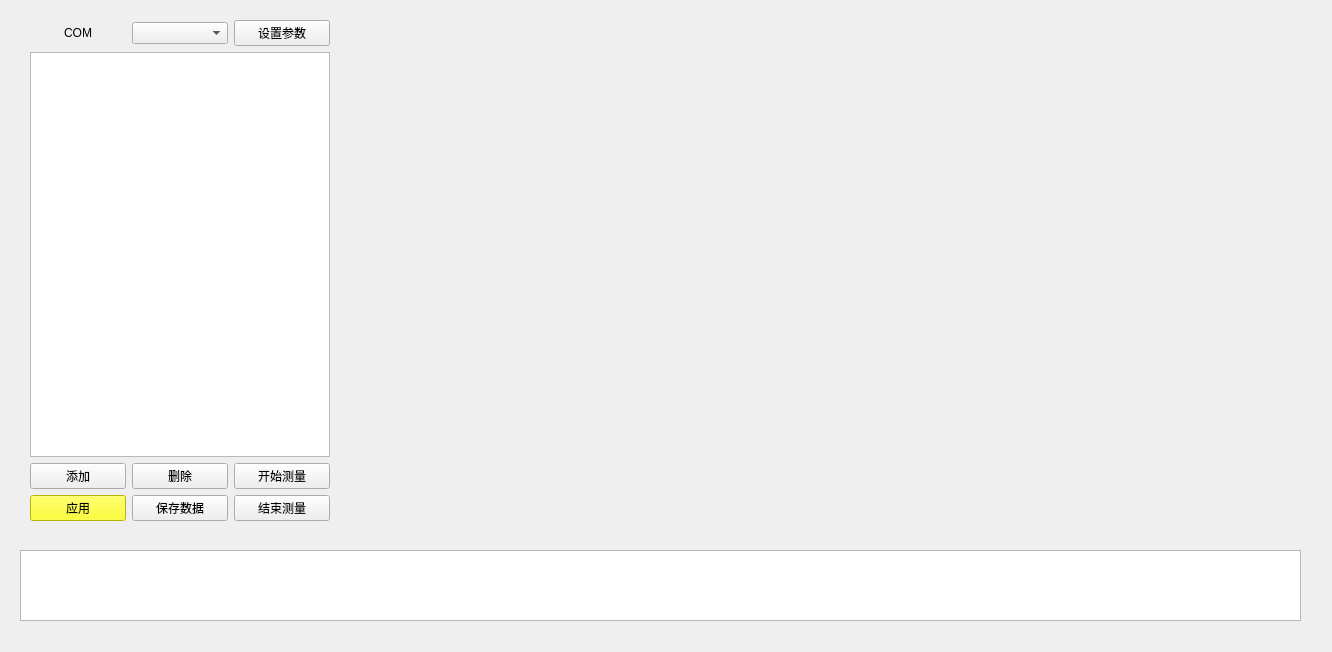
This is TZD.ui in AaronGe88/TZD as Qt 5 draws it before an edit. The edited form follows.
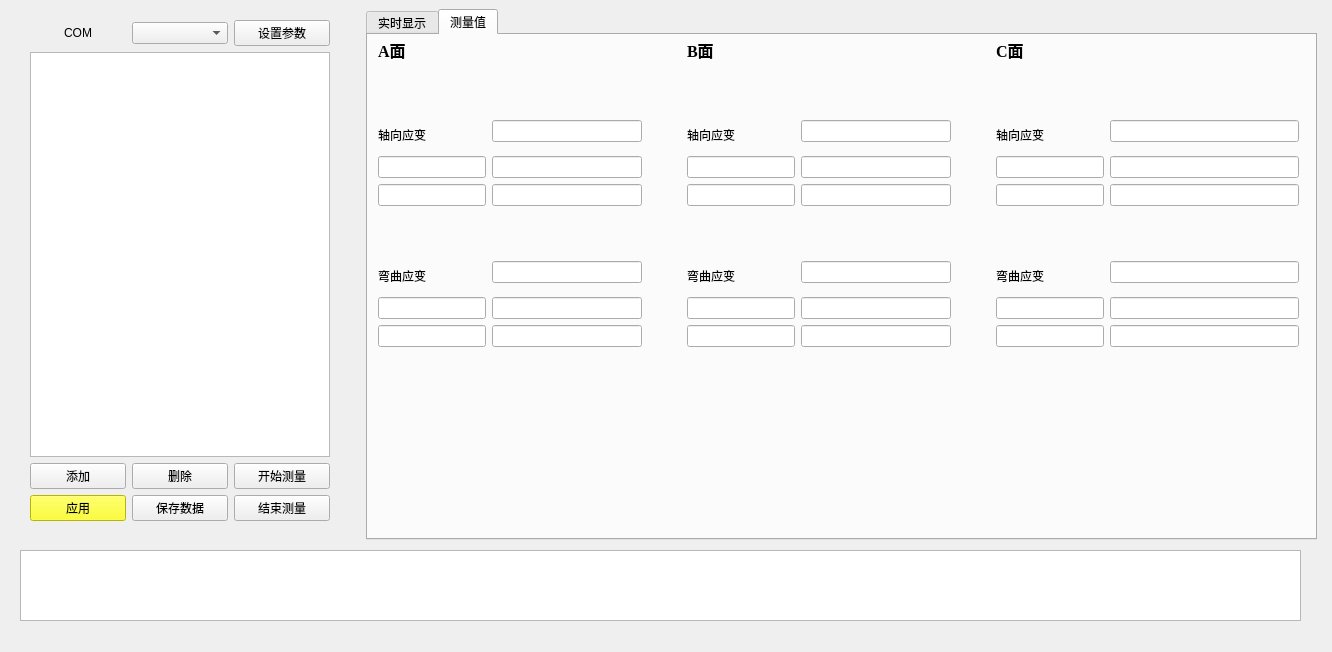
This is the edited form. Custom widgets are drawn as their Qt base class.

The edit to the form file:
```diff
--- a/TZD.ui
+++ b/TZD.ui
@@ -127,20 +127,17 @@
     </rect>
    </property>
   </widget>
-  <widget class="StrainPlotWidget" name="widget_strain" native="true">
+  <widget class="QTabWidget" name="tabWidget">
    <property name="geometry">
     <rect>
-     <x>350</x>
-     <y>10</y>
+     <x>366</x>
+     <y>9</y>
      <width>951</width>
      <height>531</height>
     </rect>
    </property>
-   <property name="minimumSize">
-    <size>
-     <width>800</width>
-     <height>0</height>
-    </size>
+   <property name="autoFillBackground">
+    <bool>true</bool>
    </property>
    <property name="maximumSize">
     <size>
@@ -148,9 +145,874 @@
      <height>16777215</height>
     </size>
    </property>
-   <property name="whatsThis">
-    <string>&lt;html&gt;&lt;head/&gt;&lt;body&gt;&lt;p&gt;开始测量过程前先点击应用确认测量数据&lt;/p&gt;&lt;/body&gt;&lt;/html&gt;</string>
-   </property>
+   <widget class="QWidget" name="tab">
+    <attribute name="title">
+     <string>实时显示</string>
+    </attribute>
+    <widget class="StrainPlotWidget" name="widget_strain" native="true">
+     <property name="geometry">
+      <rect>
+       <x>10</x>
+       <y>0</y>
+       <width>931</width>
+       <height>491</height>
+      </rect>
+     </property>
+     <property name="minimumSize">
+      <size>
+       <width>800</width>
+       <height>0</height>
+      </size>
+     </property>
+     <property name="maximumSize">
+      <size>
+       <width>1000</width>
+       <height>16777215</height>
+      </size>
+     </property>
+     <property name="whatsThis">
+      <string>&lt;html&gt;&lt;head/&gt;&lt;body&gt;&lt;p&gt;开始测量过程前先点击应用确认测量数据&lt;/p&gt;&lt;/body&gt;&lt;/html&gt;</string>
+     </property>
+    </widget>
+   </widget>
+   <widget class="QWidget" name="tab_2">
+    <attribute name="title">
+     <string>测量值</string>
+    </attribute>
+    <widget class="QWidget" name="horizontalLayoutWidget">
+     <property name="geometry">
+      <rect>
+       <x>10</x>
+       <y>0</y>
+       <width>921</width>
+       <height>361</height>
+      </rect>
+     </property>
+     <layout class="QHBoxLayout" name="horizontalLayout_2">
+      <item>
+       <layout class="QFormLayout" name="formLayout">
+        <item row="0" column="0">
+         <widget class="QLabel" name="label_2">
+          <property name="minimumSize">
+           <size>
+            <width>50</width>
+            <height>30</height>
+           </size>
+          </property>
+          <property name="font">
+           <font>
+            <family>Times New Roman</family>
+            <pointsize>12</pointsize>
+            <weight>75</weight>
+            <bold>true</bold>
+           </font>
+          </property>
+          <property name="text">
+           <string>A面</string>
+          </property>
+         </widget>
+        </item>
+        <item row="1" column="0">
+         <spacer name="verticalSpacer">
+          <property name="orientation">
+           <enum>Qt::Vertical</enum>
+          </property>
+          <property name="sizeHint" stdset="0">
+           <size>
+            <width>20</width>
+            <height>40</height>
+           </size>
+          </property>
+         </spacer>
+        </item>
+        <item row="1" column="1">
+         <spacer name="verticalSpacer_2">
+          <property name="orientation">
+           <enum>Qt::Vertical</enum>
+          </property>
+          <property name="sizeHint" stdset="0">
+           <size>
+            <width>20</width>
+            <height>40</height>
+           </size>
+          </property>
+         </spacer>
+        </item>
+        <item row="2" column="0">
+         <widget class="QLabel" name="label_3">
+          <property name="minimumSize">
+           <size>
+            <width>50</width>
+            <height>30</height>
+           </size>
+          </property>
+          <property name="text">
+           <string>轴向应变</string>
+          </property>
+         </widget>
+        </item>
+        <item row="2" column="1">
+         <widget class="QLineEdit" name="lineEdit_A_A">
+          <property name="minimumSize">
+           <size>
+            <width>50</width>
+            <height>0</height>
+           </size>
+          </property>
+          <property name="maximumSize">
+           <size>
+            <width>150</width>
+            <height>16777215</height>
+           </size>
+          </property>
+         </widget>
+        </item>
+        <item row="4" column="0">
+         <widget class="QLineEdit" name="lineEdit_A_A0">
+          <property name="minimumSize">
+           <size>
+            <width>50</width>
+            <height>0</height>
+           </size>
+          </property>
+          <property name="maximumSize">
+           <size>
+            <width>500</width>
+            <height>30</height>
+           </size>
+          </property>
+         </widget>
+        </item>
+        <item row="4" column="1">
+         <widget class="QLineEdit" name="lineEdit_A_A1">
+          <property name="minimumSize">
+           <size>
+            <width>50</width>
+            <height>0</height>
+           </size>
+          </property>
+          <property name="maximumSize">
+           <size>
+            <width>150</width>
+            <height>16777215</height>
+           </size>
+          </property>
+         </widget>
+        </item>
+        <item row="5" column="0">
+         <widget class="QLineEdit" name="lineEdit_A_A2">
+          <property name="minimumSize">
+           <size>
+            <width>50</width>
+            <height>0</height>
+           </size>
+          </property>
+          <property name="maximumSize">
+           <size>
+            <width>500</width>
+            <height>16777215</height>
+           </size>
+          </property>
+         </widget>
+        </item>
+        <item row="5" column="1">
+         <widget class="QLineEdit" name="lineEdit_A_A3">
+          <property name="minimumSize">
+           <size>
+            <width>50</width>
+            <height>0</height>
+           </size>
+          </property>
+          <property name="maximumSize">
+           <size>
+            <width>150</width>
+            <height>16777215</height>
+           </size>
+          </property>
+         </widget>
+        </item>
+        <item row="6" column="0">
+         <spacer name="verticalSpacer_3">
+          <property name="orientation">
+           <enum>Qt::Vertical</enum>
+          </property>
+          <property name="sizeHint" stdset="0">
+           <size>
+            <width>20</width>
+            <height>40</height>
+           </size>
+          </property>
+         </spacer>
+        </item>
+        <item row="6" column="1">
+         <spacer name="verticalSpacer_4">
+          <property name="orientation">
+           <enum>Qt::Vertical</enum>
+          </property>
+          <property name="sizeHint" stdset="0">
+           <size>
+            <width>20</width>
+            <height>40</height>
+           </size>
+          </property>
+         </spacer>
+        </item>
+        <item row="7" column="0">
+         <widget class="QLabel" name="label_4">
+          <property name="minimumSize">
+           <size>
+            <width>50</width>
+            <height>30</height>
+           </size>
+          </property>
+          <property name="text">
+           <string>弯曲应变</string>
+          </property>
+         </widget>
+        </item>
+        <item row="7" column="1">
+         <widget class="QLineEdit" name="lineEdit_A_B">
+          <property name="minimumSize">
+           <size>
+            <width>50</width>
+            <height>0</height>
+           </size>
+          </property>
+          <property name="maximumSize">
+           <size>
+            <width>150</width>
+            <height>16777215</height>
+           </size>
+          </property>
+         </widget>
+        </item>
+        <item row="8" column="0">
+         <widget class="QLineEdit" name="lineEdit_A_B0">
+          <property name="minimumSize">
+           <size>
+            <width>50</width>
+            <height>0</height>
+           </size>
+          </property>
+          <property name="maximumSize">
+           <size>
+            <width>500</width>
+            <height>30</height>
+           </size>
+          </property>
+         </widget>
+        </item>
+        <item row="8" column="1">
+         <widget class="QLineEdit" name="lineEdit_A_B1">
+          <property name="minimumSize">
+           <size>
+            <width>50</width>
+            <height>0</height>
+           </size>
+          </property>
+          <property name="maximumSize">
+           <size>
+            <width>150</width>
+            <height>16777215</height>
+           </size>
+          </property>
+         </widget>
+        </item>
+        <item row="9" column="0">
+         <widget class="QLineEdit" name="lineEdit_A_B2">
+          <property name="minimumSize">
+           <size>
+            <width>50</width>
+            <height>0</height>
+           </size>
+          </property>
+         </widget>
+        </item>
+        <item row="9" column="1">
+         <widget class="QLineEdit" name="lineEdit_A_B3">
+          <property name="minimumSize">
+           <size>
+            <width>50</width>
+            <height>0</height>
+           </size>
+          </property>
+          <property name="maximumSize">
+           <size>
+            <width>150</width>
+            <height>16777215</height>
+           </size>
+          </property>
+         </widget>
+        </item>
+        <item row="10" column="0">
+         <spacer name="verticalSpacer_5">
+          <property name="orientation">
+           <enum>Qt::Vertical</enum>
+          </property>
+          <property name="sizeHint" stdset="0">
+           <size>
+            <width>20</width>
+            <height>40</height>
+           </size>
+          </property>
+         </spacer>
+        </item>
+        <item row="10" column="1">
+         <spacer name="verticalSpacer_6">
+          <property name="orientation">
+           <enum>Qt::Vertical</enum>
+          </property>
+          <property name="sizeHint" stdset="0">
+           <size>
+            <width>20</width>
+            <height>40</height>
+           </size>
+          </property>
+         </spacer>
+        </item>
+       </layout>
+      </item>
+      <item>
+       <layout class="QFormLayout" name="formLayout_2">
+        <item row="0" column="0">
+         <widget class="QLabel" name="label_5">
+          <property name="minimumSize">
+           <size>
+            <width>50</width>
+            <height>30</height>
+           </size>
+          </property>
+          <property name="font">
+           <font>
+            <family>Times New Roman</family>
+            <pointsize>12</pointsize>
+            <weight>75</weight>
+            <bold>true</bold>
+           </font>
+          </property>
+          <property name="text">
+           <string>B面</string>
+          </property>
+         </widget>
+        </item>
+        <item row="1" column="0">
+         <spacer name="verticalSpacer_7">
+          <property name="orientation">
+           <enum>Qt::Vertical</enum>
+          </property>
+          <property name="sizeHint" stdset="0">
+           <size>
+            <width>20</width>
+            <height>40</height>
+           </size>
+          </property>
+         </spacer>
+        </item>
+        <item row="1" column="1">
+         <spacer name="verticalSpacer_12">
+          <property name="orientation">
+           <enum>Qt::Vertical</enum>
+          </property>
+          <property name="sizeHint" stdset="0">
+           <size>
+            <width>20</width>
+            <height>40</height>
+           </size>
+          </property>
+         </spacer>
+        </item>
+        <item row="2" column="0">
+         <widget class="QLabel" name="label_6">
+          <property name="minimumSize">
+           <size>
+            <width>50</width>
+            <height>30</height>
+           </size>
+          </property>
+          <property name="text">
+           <string>轴向应变</string>
+          </property>
+         </widget>
+        </item>
+        <item row="2" column="1">
+         <widget class="QLineEdit" name="lineEdit_B_A">
+          <property name="minimumSize">
+           <size>
+            <width>50</width>
+            <height>0</height>
+           </size>
+          </property>
+          <property name="maximumSize">
+           <size>
+            <width>150</width>
+            <height>16777215</height>
+           </size>
+          </property>
+         </widget>
+        </item>
+        <item row="4" column="0">
+         <widget class="QLineEdit" name="lineEdit_B_A0">
+          <property name="minimumSize">
+           <size>
+            <width>50</width>
+            <height>0</height>
+           </size>
+          </property>
+          <property name="maximumSize">
+           <size>
+            <width>500</width>
+            <height>30</height>
+           </size>
+          </property>
+         </widget>
+        </item>
+        <item row="4" column="1">
+         <widget class="QLineEdit" name="lineEdit_B_A1">
+          <property name="minimumSize">
+           <size>
+            <width>50</width>
+            <height>0</height>
+           </size>
+          </property>
+          <property name="maximumSize">
+           <size>
+            <width>150</width>
+            <height>16777215</height>
+           </size>
+          </property>
+         </widget>
+        </item>
+        <item row="5" column="0">
+         <widget class="QLineEdit" name="lineEdit_B_A2">
+          <property name="minimumSize">
+           <size>
+            <width>50</width>
+            <height>0</height>
+           </size>
+          </property>
+          <property name="maximumSize">
+           <size>
+            <width>500</width>
+            <height>16777215</height>
+           </size>
+          </property>
+         </widget>
+        </item>
+        <item row="5" column="1">
+         <widget class="QLineEdit" name="lineEdit_B_A3">
+          <property name="minimumSize">
+           <size>
+            <width>50</width>
+            <height>0</height>
+           </size>
+          </property>
+          <property name="maximumSize">
+           <size>
+            <width>150</width>
+            <height>16777215</height>
+           </size>
+          </property>
+         </widget>
+        </item>
+        <item row="6" column="0">
+         <spacer name="verticalSpacer_8">
+          <property name="orientation">
+           <enum>Qt::Vertical</enum>
+          </property>
+          <property name="sizeHint" stdset="0">
+           <size>
+            <width>20</width>
+            <height>40</height>
+           </size>
+          </property>
+         </spacer>
+        </item>
+        <item row="6" column="1">
+         <spacer name="verticalSpacer_9">
+          <property name="orientation">
+           <enum>Qt::Vertical</enum>
+          </property>
+          <property name="sizeHint" stdset="0">
+           <size>
+            <width>20</width>
+            <height>40</height>
+           </size>
+          </property>
+         </spacer>
+        </item>
+        <item row="7" column="0">
+         <widget class="QLabel" name="label_7">
+          <property name="minimumSize">
+           <size>
+            <width>50</width>
+            <height>30</height>
+           </size>
+          </property>
+          <property name="text">
+           <string>弯曲应变</string>
+          </property>
+         </widget>
+        </item>
+        <item row="7" column="1">
+         <widget class="QLineEdit" name="lineEdit_B_B">
+          <property name="minimumSize">
+           <size>
+            <width>50</width>
+            <height>0</height>
+           </size>
+          </property>
+          <property name="maximumSize">
+           <size>
+            <width>150</width>
+            <height>16777215</height>
+           </size>
+          </property>
+         </widget>
+        </item>
+        <item row="8" column="0">
+         <widget class="QLineEdit" name="lineEdit_B_B0">
+          <property name="minimumSize">
+           <size>
+            <width>50</width>
+            <height>0</height>
+           </size>
+          </property>
+          <property name="maximumSize">
+           <size>
+            <width>500</width>
+            <height>30</height>
+           </size>
+          </property>
+         </widget>
+        </item>
+        <item row="8" column="1">
+         <widget class="QLineEdit" name="lineEdit_B_B1">
+          <property name="minimumSize">
+           <size>
+            <width>50</width>
+            <height>0</height>
+           </size>
+          </property>
+          <property name="maximumSize">
+           <size>
+            <width>150</width>
+            <height>16777215</height>
+           </size>
+          </property>
+         </widget>
+        </item>
+        <item row="9" column="0">
+         <widget class="QLineEdit" name="lineEdit_B_B2">
+          <property name="minimumSize">
+           <size>
+            <width>50</width>
+            <height>0</height>
+           </size>
+          </property>
+         </widget>
+        </item>
+        <item row="9" column="1">
+         <widget class="QLineEdit" name="lineEdit_B_B3">
+          <property name="minimumSize">
+           <size>
+            <width>50</width>
+            <height>0</height>
+           </size>
+          </property>
+          <property name="maximumSize">
+           <size>
+            <width>150</width>
+            <height>16777215</height>
+           </size>
+          </property>
+         </widget>
+        </item>
+        <item row="10" column="0">
+         <spacer name="verticalSpacer_10">
+          <property name="orientation">
+           <enum>Qt::Vertical</enum>
+          </property>
+          <property name="sizeHint" stdset="0">
+           <size>
+            <width>20</width>
+            <height>40</height>
+           </size>
+          </property>
+         </spacer>
+        </item>
+        <item row="10" column="1">
+         <spacer name="verticalSpacer_11">
+          <property name="orientation">
+           <enum>Qt::Vertical</enum>
+          </property>
+          <property name="sizeHint" stdset="0">
+           <size>
+            <width>20</width>
+            <height>40</height>
+           </size>
+          </property>
+         </spacer>
+        </item>
+       </layout>
+      </item>
+      <item>
+       <layout class="QFormLayout" name="formLayout_3">
+        <item row="2" column="0">
+         <widget class="QLabel" name="label_9">
+          <property name="minimumSize">
+           <size>
+            <width>50</width>
+            <height>30</height>
+           </size>
+          </property>
+          <property name="text">
+           <string>轴向应变</string>
+          </property>
+         </widget>
+        </item>
+        <item row="2" column="1">
+         <widget class="QLineEdit" name="lineEdit_C_A">
+          <property name="minimumSize">
+           <size>
+            <width>50</width>
+            <height>0</height>
+           </size>
+          </property>
+         </widget>
+        </item>
+        <item row="4" column="0">
+         <widget class="QLineEdit" name="lineEdit_C_A0">
+          <property name="minimumSize">
+           <size>
+            <width>50</width>
+            <height>0</height>
+           </size>
+          </property>
+          <property name="maximumSize">
+           <size>
+            <width>150</width>
+            <height>30</height>
+           </size>
+          </property>
+         </widget>
+        </item>
+        <item row="4" column="1">
+         <widget class="QLineEdit" name="lineEdit_C_A1">
+          <property name="minimumSize">
+           <size>
+            <width>50</width>
+            <height>0</height>
+           </size>
+          </property>
+         </widget>
+        </item>
+        <item row="5" column="0">
+         <widget class="QLineEdit" name="lineEdit_C_A2">
+          <property name="minimumSize">
+           <size>
+            <width>50</width>
+            <height>0</height>
+           </size>
+          </property>
+          <property name="maximumSize">
+           <size>
+            <width>150</width>
+            <height>16777215</height>
+           </size>
+          </property>
+         </widget>
+        </item>
+        <item row="5" column="1">
+         <widget class="QLineEdit" name="lineEdit_C_A3">
+          <property name="minimumSize">
+           <size>
+            <width>50</width>
+            <height>0</height>
+           </size>
+          </property>
+         </widget>
+        </item>
+        <item row="7" column="0">
+         <widget class="QLabel" name="label_10">
+          <property name="minimumSize">
+           <size>
+            <width>50</width>
+            <height>30</height>
+           </size>
+          </property>
+          <property name="text">
+           <string>弯曲应变</string>
+          </property>
+         </widget>
+        </item>
+        <item row="8" column="0">
+         <widget class="QLineEdit" name="lineEdit_C_B0">
+          <property name="minimumSize">
+           <size>
+            <width>50</width>
+            <height>0</height>
+           </size>
+          </property>
+          <property name="maximumSize">
+           <size>
+            <width>500</width>
+            <height>30</height>
+           </size>
+          </property>
+         </widget>
+        </item>
+        <item row="8" column="1">
+         <widget class="QLineEdit" name="lineEdit_C_B1">
+          <property name="minimumSize">
+           <size>
+            <width>50</width>
+            <height>0</height>
+           </size>
+          </property>
+          <property name="maximumSize">
+           <size>
+            <width>500</width>
+            <height>16777215</height>
+           </size>
+          </property>
+         </widget>
+        </item>
+        <item row="9" column="0">
+         <widget class="QLineEdit" name="lineEdit_C_B2">
+          <property name="minimumSize">
+           <size>
+            <width>50</width>
+            <height>0</height>
+           </size>
+          </property>
+         </widget>
+        </item>
+        <item row="9" column="1">
+         <widget class="QLineEdit" name="lineEdit_C_B3">
+          <property name="minimumSize">
+           <size>
+            <width>50</width>
+            <height>0</height>
+           </size>
+          </property>
+         </widget>
+        </item>
+        <item row="1" column="0">
+         <spacer name="verticalSpacer_13">
+          <property name="orientation">
+           <enum>Qt::Vertical</enum>
+          </property>
+          <property name="sizeHint" stdset="0">
+           <size>
+            <width>20</width>
+            <height>40</height>
+           </size>
+          </property>
+         </spacer>
+        </item>
+        <item row="6" column="0">
+         <spacer name="verticalSpacer_14">
+          <property name="orientation">
+           <enum>Qt::Vertical</enum>
+          </property>
+          <property name="sizeHint" stdset="0">
+           <size>
+            <width>20</width>
+            <height>40</height>
+           </size>
+          </property>
+         </spacer>
+        </item>
+        <item row="6" column="1">
+         <spacer name="verticalSpacer_15">
+          <property name="orientation">
+           <enum>Qt::Vertical</enum>
+          </property>
+          <property name="sizeHint" stdset="0">
+           <size>
+            <width>20</width>
+            <height>40</height>
+           </size>
+          </property>
+         </spacer>
+        </item>
+        <item row="10" column="0">
+         <spacer name="verticalSpacer_16">
+          <property name="orientation">
+           <enum>Qt::Vertical</enum>
+          </property>
+          <property name="sizeHint" stdset="0">
+           <size>
+            <width>20</width>
+            <height>40</height>
+           </size>
+          </property>
+         </spacer>
+        </item>
+        <item row="10" column="1">
+         <spacer name="verticalSpacer_17">
+          <property name="orientation">
+           <enum>Qt::Vertical</enum>
+          </property>
+          <property name="sizeHint" stdset="0">
+           <size>
+            <width>20</width>
+            <height>40</height>
+           </size>
+          </property>
+         </spacer>
+        </item>
+        <item row="7" column="1">
+         <widget class="QLineEdit" name="lineEdit_C_B">
+          <property name="minimumSize">
+           <size>
+            <width>50</width>
+            <height>0</height>
+           </size>
+          </property>
+         </widget>
+        </item>
+        <item row="1" column="1">
+         <spacer name="verticalSpacer_18">
+          <property name="orientation">
+           <enum>Qt::Vertical</enum>
+          </property>
+          <property name="sizeHint" stdset="0">
+           <size>
+            <width>20</width>
+            <height>40</height>
+           </size>
+          </property>
+         </spacer>
+        </item>
+        <item row="0" column="0">
+         <widget class="QLabel" name="label_8">
+          <property name="minimumSize">
+           <size>
+            <width>50</width>
+            <height>30</height>
+           </size>
+          </property>
+          <property name="font">
+           <font>
+            <family>Times New Roman</family>
+            <pointsize>12</pointsize>
+            <weight>75</weight>
+            <bold>true</bold>
+           </font>
+          </property>
+          <property name="text">
+           <string>C面</string>
+          </property>
+         </widget>
+        </item>
+       </layout>
+      </item>
+     </layout>
+    </widget>
+    <zorder>horizontalLayoutWidget</zorder>
+    <zorder>verticalSpacer_2</zorder>
+   </widget>
   </widget>
  </widget>
  <customwidgets>
```
Left out of the diff: 7 changed lines with no effect on the pictures.
